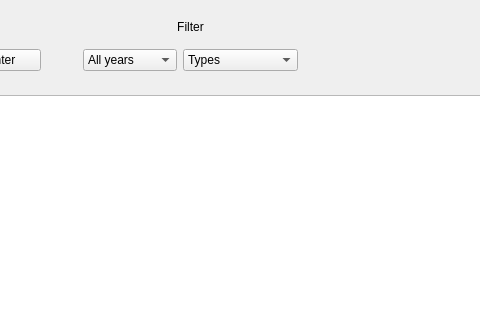
DamPhuQuy/Scientific-Article-Management, file src/components/widgets/article/articleform.ui: the form before one commit; both pictures show x 324 to 804 and y 0 to 320 of the 950 by 743 pixel window.
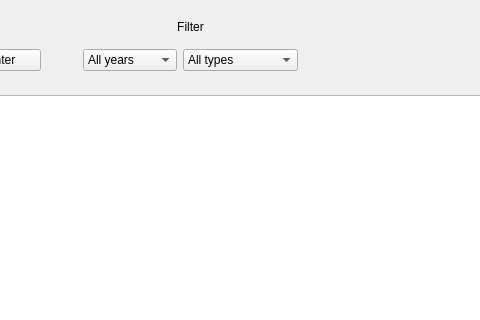
The form after the commit.

Commit message: feat: Add initial Article, Login, and Signup UI forms. ongoing: article dialog need more process for testing, articleform hasn't implement removeBtn yet

Patch:
```diff
--- a/src/components/widgets/article/articleform.ui
+++ b/src/components/widgets/article/articleform.ui
@@ -110,7 +110,7 @@
            </property>
            <item>
             <property name="text">
-             <string>Types</string>
+             <string>All types</string>
             </property>
            </item>
            <item>
```
The commit also changes 4 other files.
